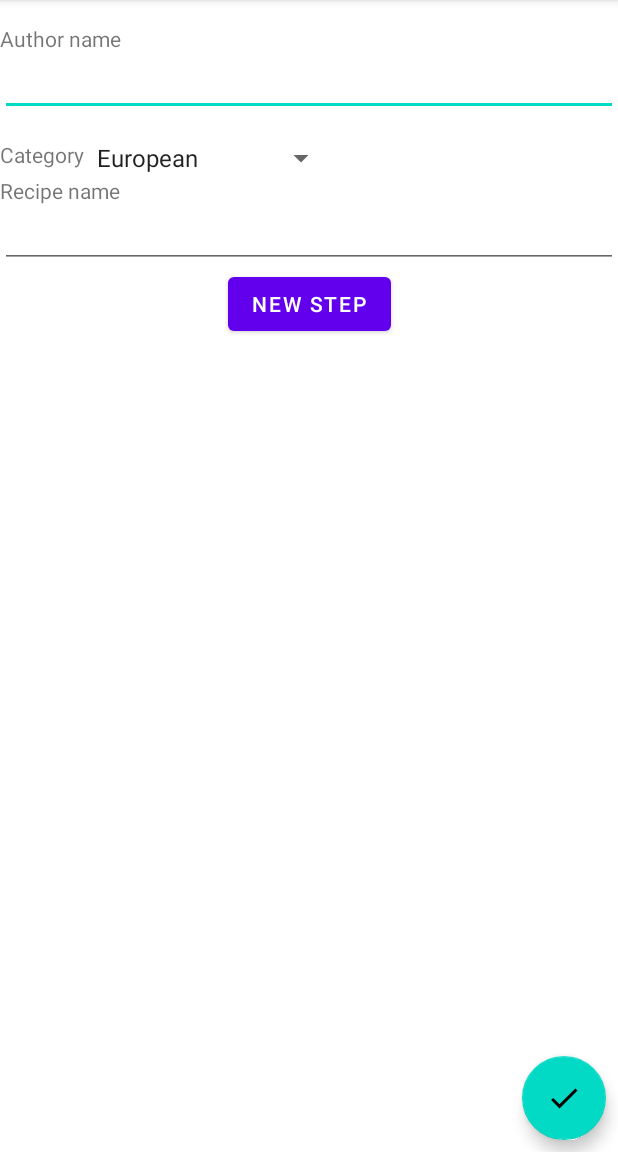
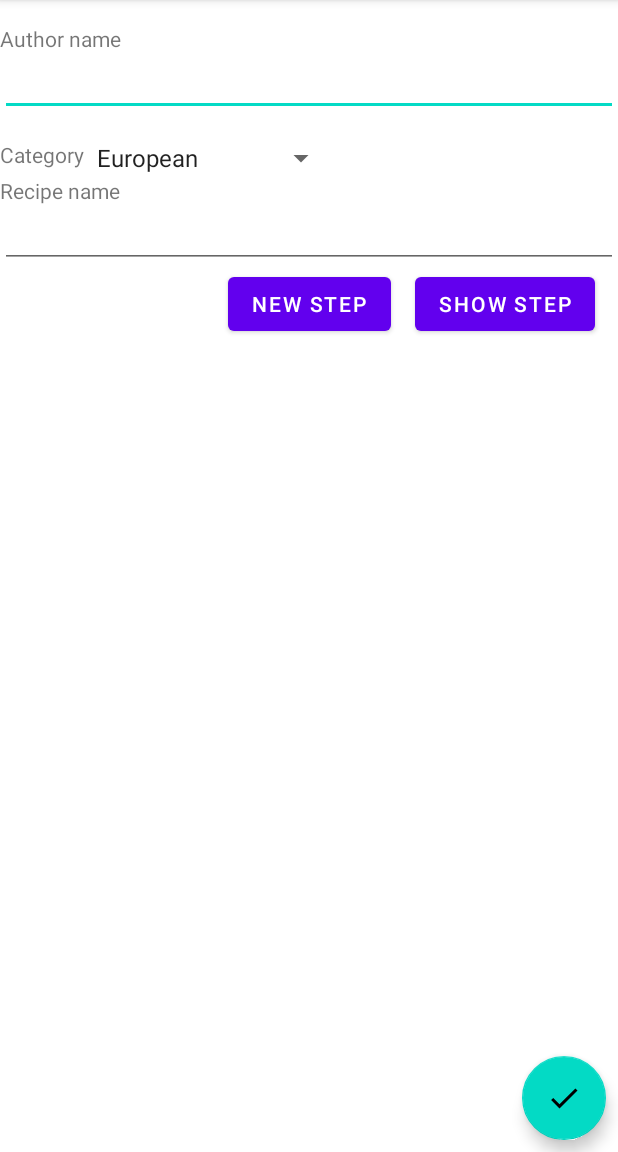
Before and after one commit to krissbel/NeRecipe, an Android app: the NewRecipeFragment screen opened through its navigation route, on a phone screen of 412 x 824 dp, the part 84-1236 px from its top. Run offline under Robolectric (Android 15) with nearby library versions, the phone set to English and light mode, and no system bars; our stand-ins replace Room's generated code.

Commit message:
add steps but filter not work

```diff
--- a/app/src/main/java/ru/netology/myrecipebook/RecipeViewModel.kt
+++ b/app/src/main/java/ru/netology/myrecipebook/RecipeViewModel.kt
@@ -3,6 +3,7 @@ package ru.netology.myrecipebook
 import android.app.Application
 import androidx.lifecycle.AndroidViewModel
 import androidx.lifecycle.MutableLiveData
+import ru.netology.myrecipebook.activity.NewRecipeFragment
 import ru.netology.myrecipebook.adapter.FilterInteractionListener
 import ru.netology.myrecipebook.adapter.RecipeInteractionListener
 import ru.netology.myrecipebook.components.ListCategory
@@ -18,18 +19,24 @@ import ru.netology.myrecipebook.utils.SingleLiveEvent
 class RecipeViewModel(application: Application) : AndroidViewModel(application),
     RecipeInteractionListener, FilterInteractionListener {
     private val repository: RecipeRepository = RecipeRepositoryImpl(
-        dao = AppDb.getInstance(
+        recipeDao = AppDb.getInstance(
             context = application
-        ).recipeDao
+        ).recipeDao,
+        stepDao = AppDb.getInstance(
+            context = application
+        ).stepDao
     )
     val data get() = repository.data
+    val stepData get() = repository.stepData
+
 
     val navigateToRecipeScreenEvent = SingleLiveEvent<Recipe>()
 
     val navigateToRecipeDetails = SingleLiveEvent<Long>()
     val navigateFilterEvent = SingleLiveEvent<Unit>()
-    val navigateToStepScreenEvent = SingleLiveEvent<String>()
+    val navigateToStepScreenEvent = SingleLiveEvent<Step>()
 
+    /**/
     val editedRecipe = SingleLiveEvent<Recipe>()
     val currentRecipe = MutableLiveData<Recipe?>()
     val currentStep = MutableLiveData<Step?>()
@@ -44,15 +51,17 @@ class RecipeViewModel(application: Application) : AndroidViewModel(application),
         return editedRecipe.value
     }
 
-//    fun getRecipeById(recipeId: Long): Recipe {
-//        return repository.getRecipeById(recipeId)
-//    }
-
+    fun getRecipeById(recipeId: Long) = repository.getRecipeById(recipeId)
 
 
     fun showAllRecipes() {
         repository.getAll()
     }
+
+    fun showStepByRecipeId(recipeId: Long?) {
+        repository.showStepByRecipeId(recipeId)
+    }
+
 
     fun showRecipesByCategories(categories: List<ListCategory>) {
         categoriesFilter = categories
@@ -91,22 +100,26 @@ class RecipeViewModel(application: Application) : AndroidViewModel(application),
             nameRecipe = recipeName,
             category = category
         )
+
         repository.save(recipe)
         currentRecipe.value = null
 
     }
 
-    fun onSaveStepClicked(stepText:String){
-        if(stepText.isBlank()) return
+    fun onSaveStepClicked(stepText: String) {
+        if (stepText.isBlank()) return
+        val recipeId = currentRecipe.value?.id
 
         val step = currentStep.value?.copy(
             stepText = stepText
-        )?: Step(
+        ) ?: Step(
             id = NEW_STEP_ID,
-            recipeId = currentRecipe.value!!.id,
+            recipeId = recipeId,
             stepText = stepText
         )
-     //   repository.save(step)
+        repository.saveStep(step)
+        currentStep.value = null
+        currentRecipe.value = null
     }
 
     fun onSearchClicked(searchText: String) {
@@ -127,6 +140,14 @@ class RecipeViewModel(application: Application) : AndroidViewModel(application),
 
     override fun onFavoriteClicked(recipe: Recipe) = repository.favorite(recipe.id)
 
+    override fun onRemoveStepClicked(step: Step) = repository.deleteStep(step.id)
+
+
+    override fun onEditStepClicked(step: Step) {
+        currentStep.value = step
+        navigateToStepScreenEvent.value = step
+    }
+
     override fun checkboxIsActive(category: String) {
         val listFilter = filter.value
         listFilter?.add(category)
--- a/app/src/main/java/ru/netology/myrecipebook/activity/FeedFragment.kt
+++ b/app/src/main/java/ru/netology/myrecipebook/activity/FeedFragment.kt
@@ -28,18 +28,12 @@ class FeedFragment : Fragment() {
             val newContentRecipe = bundle.getString(NewRecipeFragment.RESULT_KEY_AUTHOR)
                 ?: return@setFragmentResultListener
             val category = bundle.getString(NewRecipeFragment.RESULT_KEY_CATEGORY)
-                ?:return@setFragmentResultListener
+                ?: return@setFragmentResultListener
             val recipeName = bundle.getString(NewRecipeFragment.RESULT_KEY_TEXT)
-                ?:return@setFragmentResultListener
+                ?: return@setFragmentResultListener
 
-                        if (recipeName != null) {
-                            if (category != null) {
-                                if (newContentRecipe != null) {
-                                    viewModel.onSaveClicked(newContentRecipe, recipeName, category)
-                                }
-                            }
-                        }
-            }
+            viewModel.onSaveClicked(newContentRecipe, recipeName, category)
+        }
 
         setFragmentResultListener(
             requestKey = FilterFragment.FILTER_KEY
@@ -65,7 +59,7 @@ class FeedFragment : Fragment() {
             findNavController().navigate(direction)
 
         }
-        viewModel.navigateToRecipeDetails.observe(this){ recipeId ->
+        viewModel.navigateToRecipeDetails.observe(this) {
             val direction = FeedFragmentDirections.actionFeedFragmentToRecipeDetailsFragment()
             findNavController().navigate(direction)
 
--- a/app/src/main/java/ru/netology/myrecipebook/activity/NewRecipeFragment.kt
+++ b/app/src/main/java/ru/netology/myrecipebook/activity/NewRecipeFragment.kt
@@ -3,13 +3,12 @@ package ru.netology.myrecipebook.activity
 import android.os.Bundle
 import android.view.LayoutInflater
 import android.view.ViewGroup
-import android.widget.Spinner
-import androidx.core.view.get
 import androidx.fragment.app.*
 import androidx.navigation.fragment.findNavController
 import androidx.navigation.fragment.navArgs
 import ru.netology.myrecipebook.R
 import ru.netology.myrecipebook.RecipeViewModel
+import ru.netology.myrecipebook.adapter.StepAdapter
 import ru.netology.myrecipebook.components.Recipe
 import ru.netology.myrecipebook.databinding.FragmentNewRecipeBinding
 
@@ -18,15 +17,25 @@ class NewRecipeFragment : Fragment() {
     private val args by navArgs<NewRecipeFragmentArgs>()
     private val viewModel: RecipeViewModel by activityViewModels<RecipeViewModel>()
 
+
     override fun onCreate(savedInstanceState: Bundle?) {
         super.onCreate(savedInstanceState)
+
 
         viewModel.navigateToStepScreenEvent.observe(this) { initialStep ->
             val direction =
                 NewRecipeFragmentDirections.actionToStepFragment(initialStep)
             findNavController().navigate(direction)
-            viewModel.onSaveStepClicked(initialStep)
 
+        }
+
+        setFragmentResultListener(
+            requestKey = NewStepFragment.REQUEST_KEY_STEP
+        ) { requestKey, bundle ->
+            if (requestKey != NewStepFragment.REQUEST_KEY_STEP) return@setFragmentResultListener
+            val newContentStep = bundle.getString(NewStepFragment.RESULT_KEY_STEP)
+                ?: return@setFragmentResultListener
+            viewModel.onSaveStepClicked(newContentStep)
         }
     }
 
@@ -35,6 +44,7 @@ class NewRecipeFragment : Fragment() {
         container: ViewGroup?,
         savedInstanceState: Bundle?
     ) = FragmentNewRecipeBinding.inflate(layoutInflater, container, false).also { binding ->
+
 
         binding.authorName.requestFocus()
         binding.authorName.setText(args.initialContent?.author)
@@ -51,6 +61,35 @@ class NewRecipeFragment : Fragment() {
         binding.newStep.setOnClickListener {
             viewModel.onAddStepClicked()
         }
+
+//        val adapter = StepAdapter(viewModel)
+//        binding.showSteps.setOnClickListener {
+//            viewModel.showStepByRecipeId(recipeId = args.initialContent?.id)
+//            viewModel.stepData.observe(viewLifecycleOwner) { steps ->
+             //   viewModel.showStepByRecipeId(args.initialContent?.id)
+//                adapter.submitList(steps)
+//            }
+//        }
+
+        val adapter = StepAdapter(viewModel)
+        binding.listSteps.adapter = adapter
+
+
+
+        fun showSteps() {
+            viewModel.stepData.observe(viewLifecycleOwner) { steps ->
+               viewModel.showStepByRecipeId(args.initialContent?.id)
+                adapter.submitList(steps)
+            }
+        }
+
+        viewModel.stepData.observe(viewLifecycleOwner){steps ->
+            viewModel.showStepByRecipeId(viewModel.currentRecipe.value?.id)
+            showSteps()
+        }
+
+
+
     }.root
 
 
@@ -80,4 +119,5 @@ class NewRecipeFragment : Fragment() {
         const val RESULT_KEY_AUTHOR = "author"
         const val REQUEST_KEY = "requestKey"
     }
+
 }
--- a/app/src/main/java/ru/netology/myrecipebook/adapter/RecipeInteractionListener.kt
+++ b/app/src/main/java/ru/netology/myrecipebook/adapter/RecipeInteractionListener.kt
@@ -1,6 +1,7 @@
 package ru.netology.myrecipebook.adapter
 
 import ru.netology.myrecipebook.components.Recipe
+import ru.netology.myrecipebook.components.Step
 
 interface RecipeInteractionListener {
 
@@ -8,4 +9,8 @@ interface RecipeInteractionListener {
     fun onEditClicked(recipe: Recipe)
     fun openRecipe(recipe: Recipe)
     fun onFavoriteClicked(recipe: Recipe)
+
+
+    fun onRemoveStepClicked(step: Step)
+    fun onEditStepClicked(step: Step)
 }
--- a/app/src/main/java/ru/netology/myrecipebook/data/RecipeRepository.kt
+++ b/app/src/main/java/ru/netology/myrecipebook/data/RecipeRepository.kt
@@ -5,6 +5,7 @@ import org.w3c.dom.Text
 import ru.netology.myrecipebook.components.ListCategory
 import ru.netology.myrecipebook.components.Recipe
 import ru.netology.myrecipebook.components.Step
+import ru.netology.myrecipebook.db.entity.StepEntity
 
 interface RecipeRepository {
 
@@ -17,8 +18,14 @@ interface RecipeRepository {
     fun update()
     fun getCategories(categories: List<ListCategory>)
     fun showFavorite()
-//    fun saveStep(step: Step)
-//    fun getRecipeById(recipeId: Long): Recipe
+    fun getRecipeById(recipeId: Long)
+
+    val stepData: LiveData<List<Step>>
+    fun saveStep(step: Step)
+    fun getStepById(stepId: Long): Step
+    fun deleteStep(stepId: Long)
+    fun updateStep(stepId: Long, stepText:String, recipeId: Long)
+    fun showStepByRecipeId(recipeId: Long?)
 
     companion object {
         const val NEW_RECIPE_ID = 0L
--- a/app/src/main/java/ru/netology/myrecipebook/db/AppDb.kt
+++ b/app/src/main/java/ru/netology/myrecipebook/db/AppDb.kt
@@ -8,12 +8,13 @@ import ru.netology.myrecipebook.db.entity.RecipeEntity
 import ru.netology.myrecipebook.db.entity.StepEntity
 
 @Database(
-    entities = [RecipeEntity::class],
+    entities = [RecipeEntity::class, StepEntity::class],
     version = 1
 )
 
 abstract class AppDb : RoomDatabase() {
     abstract val recipeDao: RecipeDao
+    abstract val stepDao: StepDao
 
     companion object {
         @Volatile
--- a/app/src/main/java/ru/netology/myrecipebook/db/RecipeDao.kt
+++ b/app/src/main/java/ru/netology/myrecipebook/db/RecipeDao.kt
@@ -2,7 +2,6 @@ package ru.netology.myrecipebook.db
 
 import androidx.lifecycle.LiveData
 import androidx.room.*
-import org.w3c.dom.Text
 import ru.netology.myrecipebook.components.ListCategory
 import ru.netology.myrecipebook.db.entity.RecipeEntity
 import ru.netology.myrecipebook.db.entity.StepEntity
@@ -20,19 +19,14 @@ interface RecipeDao {
 
     @Insert(onConflict = OnConflictStrategy.REPLACE)
     fun insert(recipe: RecipeEntity)
-   // fun insertStep(step: StepEntity)
 
     @Query("UPDATE recipes SET recipeName = :recipeName, author =:author WHERE recipe_id = :recipeId")
     fun updateById(recipeId: Long, recipeName: String, author:String)
 
-//    @Query("UPDATE steps SET step_text = :stepText WHERE step_id = :stepId" )
-//    fun updateStepById(stepId: Long, stepText: String)
 
     fun save(recipe: RecipeEntity) =
         if (recipe.id == 0L) insert(recipe) else updateById(recipe.id, recipe.recipeName, recipe.author)
 
-//    fun saveStep(step: StepEntity) =
-//        if(step.id == 0L) insertStep(step) else updateStepById(step.id, step.stepText)
 
     @Query("DELETE FROM recipes WHERE recipe_id = :recipeId")
     fun removeById(recipeId: Long)
@@ -63,3 +57,31 @@ interface RecipeDao {
 
 
 }
+
+@Dao
+
+interface StepDao {
+
+    @Query("SELECT * FROM steps ORDER BY step_id DESC")
+    fun getAll(): LiveData<List<StepEntity>>
+
+    @Insert(onConflict = OnConflictStrategy.REPLACE)
+    fun insertStep(step:StepEntity)
+
+    @Query("UPDATE steps SET step_text = :stepText, step_id =:stepId WHERE id_recipe = :idRecipe")
+    fun updateStepById(stepText: String, stepId: Long, idRecipe: Long?)
+
+    fun saveStep(step: StepEntity) =
+        if (step.id == 0L) insertStep(step) else updateStepById(step.stepText, step.id, step.recipeId)
+
+    @Query("DELETE FROM steps WHERE step_id = :stepId")
+    fun removeByStepId(stepId: Long)
+
+
+    @Query("DELETE FROM steps WHERE id_recipe = :recipeId")
+    fun removeByRecipeId(recipeId: Long)
+
+    @Query("SELECT * FROM steps WHERE id_recipe = :recipeId")
+     fun getStepByRecipeId(recipeId: Long?): StepEntity
+
+}
--- a/app/src/main/java/ru/netology/myrecipebook/db/entity/RecipeEntity.kt
+++ b/app/src/main/java/ru/netology/myrecipebook/db/entity/RecipeEntity.kt
@@ -25,6 +25,4 @@ class RecipeEntity(
     @ColumnInfo(name = "isFavorite")
     val isFavorite: Boolean,
 
-//    @ColumnInfo(name = "indexPosition")
-//    val indexPosition: Long
 )
--- a/app/src/main/res/layout/fragment_new_recipe.xml
+++ b/app/src/main/res/layout/fragment_new_recipe.xml
@@ -85,16 +85,33 @@
         app:layout_constraintStart_toStartOf="parent"
         />
 
+    <com.google.android.material.button.MaterialButton
+        android:id="@+id/showSteps"
+        android:layout_width="wrap_content"
+        android:layout_height="wrap_content"
+        android:text="SHOW STEP"
+        app:layout_constraintStart_toEndOf="@id/newStep"
+        app:layout_constraintEnd_toEndOf="parent"
+        app:layout_constraintTop_toBottomOf="@id/recipeName"
+        />
+
 
     <androidx.recyclerview.widget.RecyclerView
         android:id="@+id/list_steps"
         android:layout_width="match_parent"
-        android:layout_height="wrap_content"
-        android:layout_marginTop="16dp"
+        android:layout_height="0dp"
+        app:layoutManager="androidx.recyclerview.widget.LinearLayoutManager"
         app:layout_constraintTop_toBottomOf="@id/newStep"
-        app:layout_constraintStart_toStartOf="parent"
-        tools:listitem="@layout/fragment_new_step"/>
+        android:background="@color/white"
+        android:scrollbars="vertical"
+        tools:context=".activity.FeedFragment"
+        tools:listitem="@layout/step_list_item"/>
+<ScrollView
+    android:layout_width="match_parent"
+    android:layout_height="match_parent"
+    app:layout_constraintStart_toEndOf="@id/list_steps">
 
+</ScrollView>
 
 
     <com.google.android.material.floatingactionbutton.FloatingActionButton
--- a/app/src/main/res/navigation/nav_main.xml
+++ b/app/src/main/res/navigation/nav_main.xml
@@ -39,8 +39,8 @@
         android:label="StepFragment"
         tools:layout="@layout/fragment_new_step">
         <argument
-            android:name="initialStep"
-            app:argType="string"
+            android:name="initial_step"
+            app:argType="ru.netology.myrecipebook.components.Step"
             app:nullable="true" />
     </fragment>
     <fragment
```
Also changed, not shown: app/src/main/java/ru/netology/myrecipebook/activity/NewStepFragment.kt (+9 -9 lines), app/src/main/java/ru/netology/myrecipebook/activity/RecipeDetailsFragment.kt (+11 -15 lines), app/src/main/java/ru/netology/myrecipebook/adapter/StepAdapter.kt (added, +88 -0 lines), app/src/main/java/ru/netology/myrecipebook/components/Step.kt (+9 -2 lines), app/src/main/java/ru/netology/myrecipebook/data/RecipeRepositoryImpl.kt (+38 -16 lines), app/src/main/java/ru/netology/myrecipebook/db/entity/StepEntity.kt (+4 -3 lines), app/src/main/res/layout/fragment_feed.xml (+13 -1 lines), app/src/main/res/layout/step_list_item.xml (added, +41 -0 lines), app/src/main/res/drawable/not_found.png (added), 1 other file.
